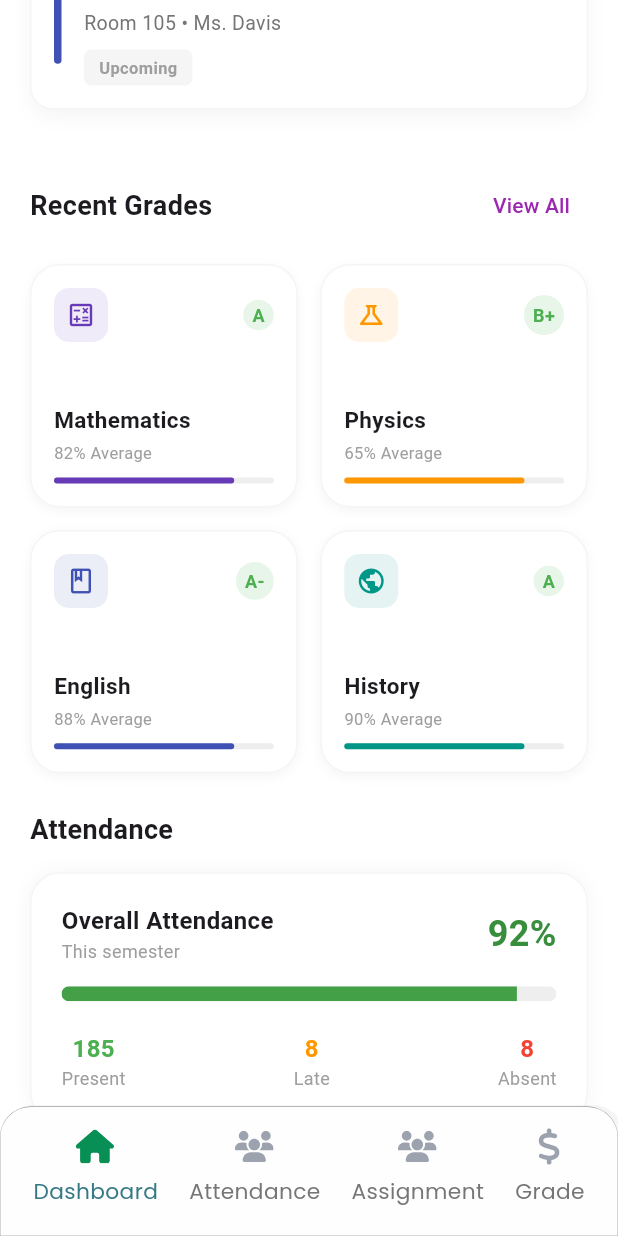
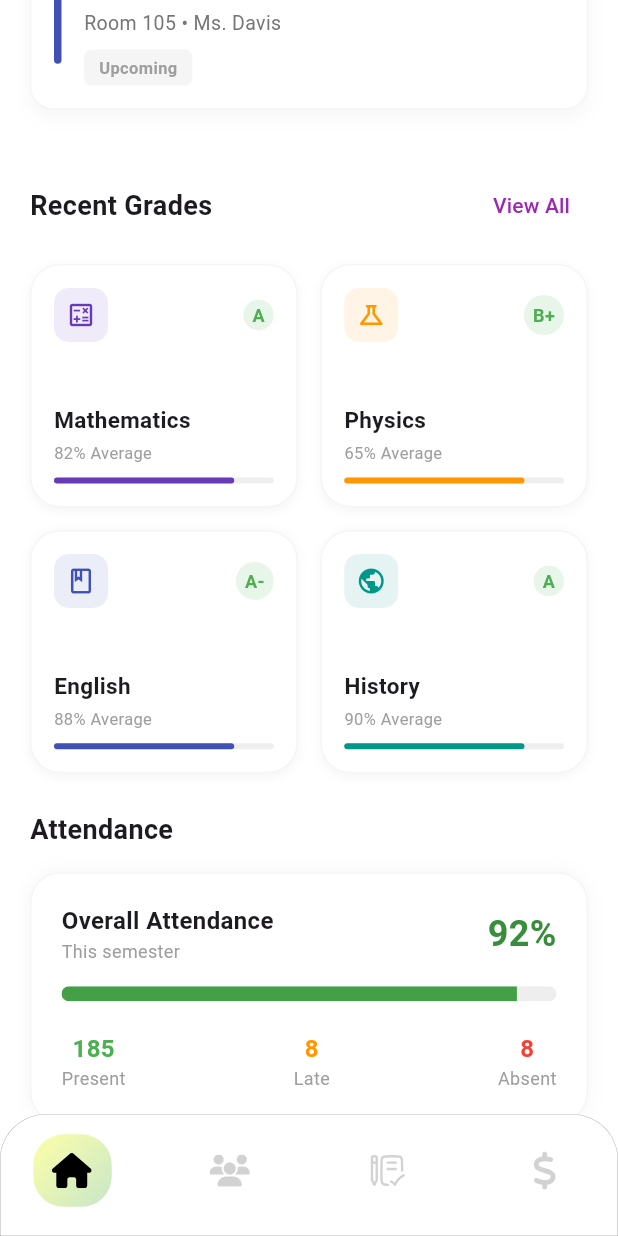
Before and after one commit to eusouf12/american_cyber_squard, a Flutter app: the StudentHomeScreen screen opened by its route, scrolled down 576 dp, on a phone screen of 412 x 824 dp. Run offline on Flutter 3.47's test engine with Material 3 defaults, Android fonts, the phone set to English and light mode, and no system bars; our stand-ins replace cached_network_image, flutter_screenutil, flutter_spinkit, flutter_svg, get, get_storage and 4 more; accounts and stored records are empty; network calls fail.

Commit message:
student navbar

```diff
--- a/lib/view/components/custom_nav_bar/student_nav_bar.dart
+++ b/lib/view/components/custom_nav_bar/student_nav_bar.dart
@@ -1,3 +1,5 @@
+import 'package:america_ayber_squad/view/screen/role_screen/student/view/student_attendance/student_attendance_screen.dart';
+import 'package:america_ayber_squad/view/screen/role_screen/student/view/student_grade_screen/student_grade_screen.dart';
 import 'package:flutter/material.dart';
 import 'package:flutter_screenutil/flutter_screenutil.dart';
 import 'package:flutter_svg/flutter_svg.dart';
@@ -5,10 +7,8 @@ import 'package:get/get.dart';
 import '../../../utils/app_colors/app_colors.dart';
 import '../../../utils/app_icons/app_icons.dart';
 import '../../screen/role_screen/student/view/student_assignment/student_assignment_screen.dart';
-import '../../screen/role_screen/student/view/student_attendance/student_attendance_screen.dart';
-import '../../screen/role_screen/student/view/student_grade_screen/student_grade_screen.dart';
 import '../../screen/role_screen/student/view/student_home/student_home_screen.dart';
-import '../custom_text/custom_text.dart';
+
 
 class StudentNavBar extends StatefulWidget {
   final int currentIndex;
@@ -16,28 +16,19 @@ class StudentNavBar extends StatefulWidget {
   const StudentNavBar({required this.currentIndex, super.key});
 
   @override
-  State<StudentNavBar> createState() => _StudentNavBarState();
+  State<StudentNavBar> createState() => _UserNavBarState();
 }
 
-class _StudentNavBarState extends State<StudentNavBar> {
+class _UserNavBarState extends State<StudentNavBar> {
   late int bottomNavIndex;
-  final List<String> navbarNameList = [
-    "Dashboard".tr,
-    "Attendance".tr,
-    "Assignment".tr,
-    "Grade".tr,
-  ];
-  final List<String> selectedIcon = [
+
+  final List<String> icons = [
     AppIcons.home,
     AppIcons.attendance,
     AppIcons.assignments,
     AppIcons.grade,
-  ];
-  final List<String> unselectedIcon = [
-    AppIcons.home,
-    AppIcons.attendance,
-    AppIcons.attendance,
-    AppIcons.grade,
+    // AppIcons.navUser,
+
   ];
 
   @override
@@ -48,55 +39,71 @@ class _StudentNavBarState extends State<StudentNavBar> {
 
   @override
   Widget build(BuildContext context) {
-    return Container(
+    return SafeArea(
+      child: Container(
         padding: EdgeInsets.symmetric(horizontal: 20.w),
         decoration: BoxDecoration(
-          color: Color(0xffFEFEFE),
+          color: AppColors.white,
           borderRadius: BorderRadius.only(
-            topLeft: Radius.circular(20.r),
-            topRight: Radius.circular(20.r),
+            topLeft: Radius.circular(30.r),
+            topRight: Radius.circular(30.r),
           ),
-          border: Border.all(color: AppColors.grey_03,width: .2),
-          boxShadow: [
-            BoxShadow(
-              color: Colors.grey.withValues(alpha: 0.1),
-              spreadRadius: 1,
-              blurRadius: 0,
-              offset: const Offset(3, 0),
+          border: Border.all(color: AppColors.grey_03, width: .2),
+          // boxShadow: [
+          //   BoxShadow(
+          //     color: Colors.grey,
+          //     spreadRadius: 1,
+          //     blurRadius: 0,
+          //     offset: const Offset(3, 0),
+          //   ),
+          // ],
         ),
-          ]
-      ),
-      height: 85.h,
+        height: 80.h,
         width: MediaQuery.of(context).size.width,
         alignment: Alignment.centerLeft,
         child: Row(
           crossAxisAlignment: CrossAxisAlignment.start,
           mainAxisAlignment: MainAxisAlignment.spaceBetween,
           children: List.generate(
-          selectedIcon.length,
+            icons.length,
                 (index) => InkWell(
               onTap: () => onTap(index),
+              borderRadius: BorderRadius.circular(20.r),
               child: Column(
                 mainAxisAlignment: MainAxisAlignment.start,
                 children: [
-                SizedBox(height: 6.h,),
+                  SizedBox(height: 13.h),
                   Container(
-                  height: 40.h,
-                  width: 40.w,
+                    height: 47.62.h,
+                    width: 47.62.w,
+                    decoration: BoxDecoration(
+                      shape: BoxShape.rectangle,
+                      borderRadius: BorderRadius.circular(20.r),
+                      gradient: index == bottomNavIndex
+                          ? const LinearGradient(
+                        colors: [
+                          Color(0xFFFDFFA8),
+                          Color(0xFFC8E6C9),
+                        ],
+                        begin: Alignment.topLeft,
+                        end: Alignment.bottomRight,
+                      )
+                          : null,
+                      color: index == bottomNavIndex ? null : Colors.transparent,
+                    ),
                     alignment: Alignment.center,
                     child: SvgPicture.asset(
-                    index == bottomNavIndex ? selectedIcon[index] : unselectedIcon[index],
-                    height: 24.h,
-                    width: 24.w,
+                      icons[index],
+                      height: 25.h,
+                      width: 25.w,
+                      colorFilter: ColorFilter.mode(
+                        index == bottomNavIndex ? Colors.black : const Color(0xFFD2D2D2),
+                        BlendMode.srcIn,
                       ),
                     ),
-                CustomText(
-                  text: navbarNameList[index],
-                  color: index == bottomNavIndex ? AppColors.primary : AppColors.grey_03,
-                  fontWeight: FontWeight.w400,
-                  fontSize: 12.w,
                   ),
                 ],
+              ),
             ),
           ),
         ),
@@ -115,14 +122,17 @@ class _StudentNavBarState extends State<StudentNavBar> {
           Get.offAll(() => StudentHomeScreen());
           break;
         case 1:
-        Get.to(() => StudentAttendanceScreen());
+          Get.offAll(() => StudentAttendanceScreen());
           break;
         case 2:
-        Get.to(() => StudentAssignmentScreen());
+          Get.offAll(() => StudentAssignmentScreen());
           break;
         case 3:
-        Get.to(() => StudentGradeScreen());
+          Get.offAll(() => StudentGradeScreen());
           break;
+        // case 4:
+        //   Get.to(() => ProfileScreen());
+        //   break;
       }
     }
   }
```
Also changed, not shown: assets/icons/assignments.svg (added). Lines whose indentation alone changed are shown as unchanged.
